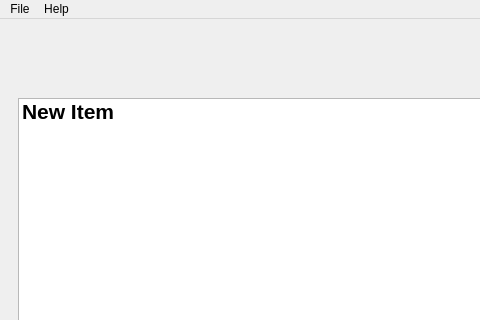
Old version of the form ToDoListServer/todolist.ui in the repository captain-moji/To_Do_List_Project; both pictures show x 0 to 480 and y 0 to 320 of the 800 by 641 pixel window.
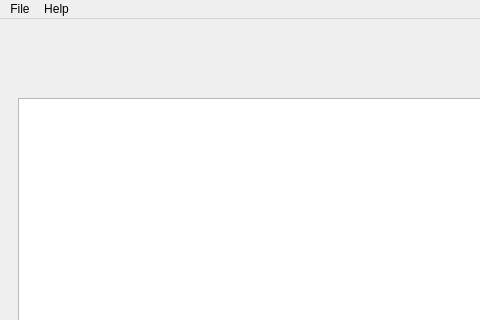
New version of the form.

Commit message: Client Organizations Window completed

What changed in the file:
```diff
--- a/ToDoListServer/todolist.ui
+++ b/ToDoListServer/todolist.ui
@@ -51,11 +51,6 @@
          <property name="sortingEnabled">
           <bool>false</bool>
          </property>
-         <item>
-          <property name="text">
-           <string>New Item</string>
-          </property>
-         </item>
         </widget>
        </item>
        <item>
```
Left out of the diff: 2 changed lines with no effect on the pictures. The commit also changes 6 other files.
